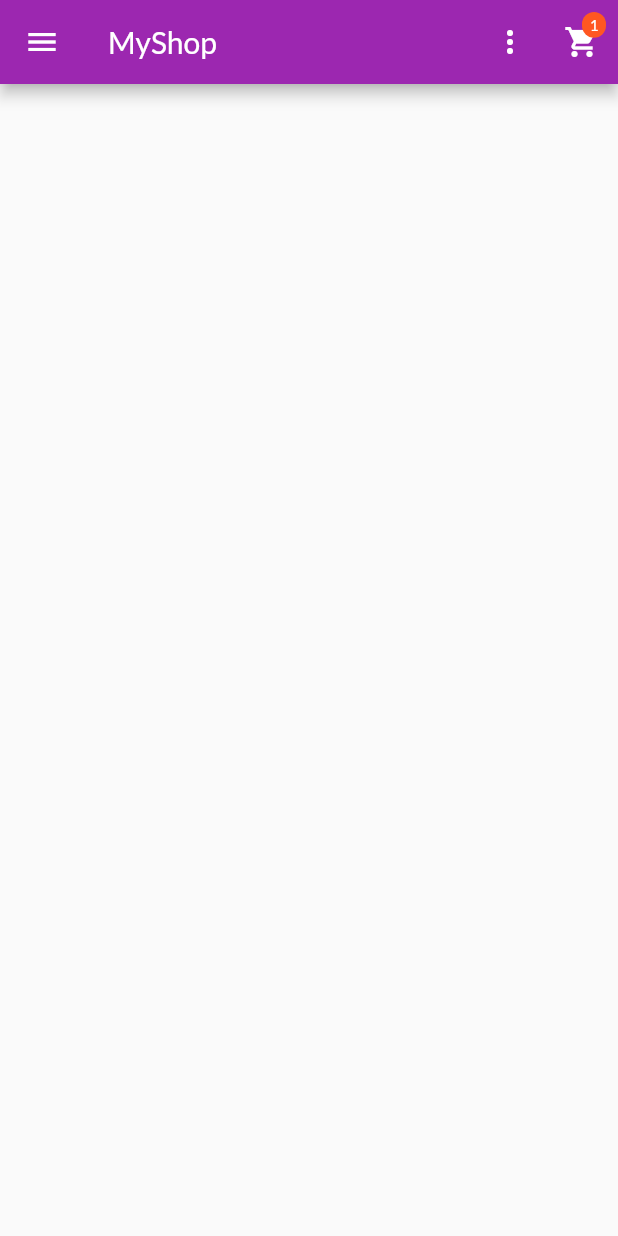
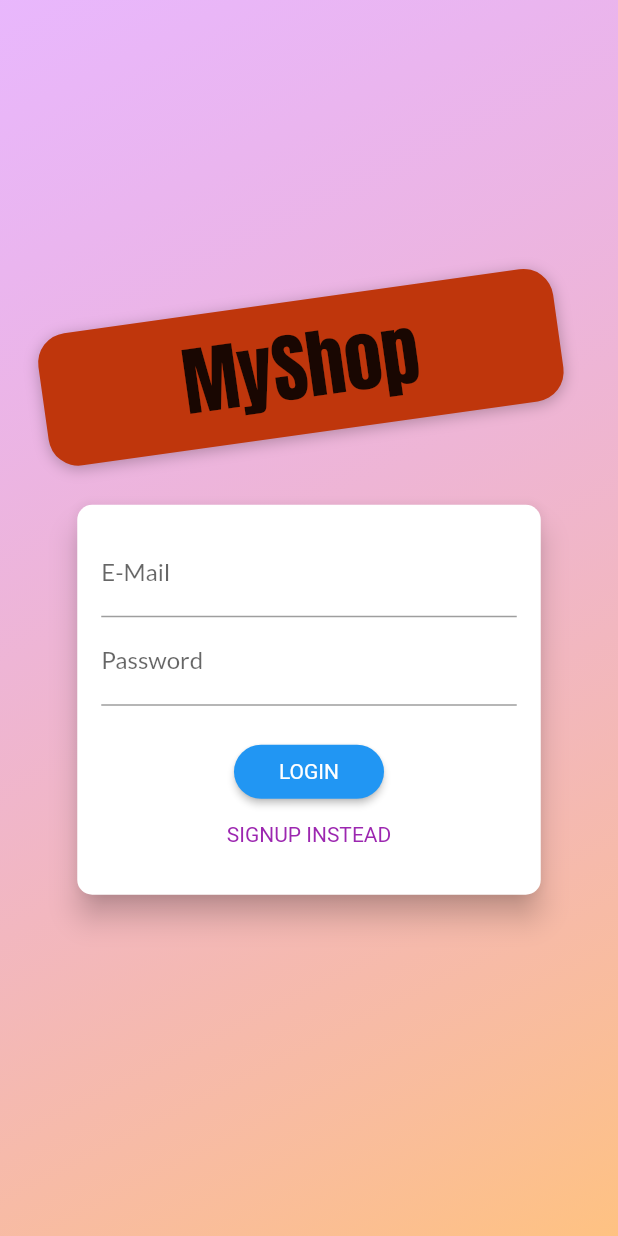
Before and after one commit to b1909973/THPTUDLab1, a Flutter app: the screen it shows after launch, on a phone screen of 412 x 824 dp. Run offline on Flutter 3.47's test engine with Material 2 defaults, Android fonts, the phone set to English and light mode, and no system bars; our stand-ins replace flutter_dotenv, shared_preferences.

```diff
--- a/lib/main.dart
+++ b/lib/main.dart
@@ -1,4 +1,6 @@
 import 'package:flutter/material.dart';
+import 'package:flutter_dotenv/flutter_dotenv.dart';
+import 'package:myshop/ui/auth/auth_screen.dart';
 import 'package:myshop/ui/cart/cart_manager.dart';
 import 'package:myshop/ui/orders/order_manager.dart';
 import 'package:provider/provider.dart';
@@ -9,7 +11,11 @@ import 'ui/products/user_products_screen.dart';
 import 'ui/cart/cart_screen.dart';
 import 'ui/orders/orders_screen.dart';
 import 'ui/products/edit_product_screen.dart';
-void main() {
+import 'ui/screens.dart';
+Future<void> main() async {
+
+  await dotenv.load();
+
   runApp(const MyApp());
 }
 
@@ -23,12 +29,17 @@ class MyApp extends StatelessWidget {
 
       providers: [
           ChangeNotifierProvider(
+            create: (context) =>AuthManager()
+            ),
+          ChangeNotifierProvider(
           create: (ctx) => ProductsManager(),
           ),
           ChangeNotifierProvider(create: (ctx)=>CartManager()),
           ChangeNotifierProvider(create: (ctx)=>OrdersManager())
       ],
-      child: MaterialApp(
+      child: Consumer<AuthManager>(
+        builder: (context,authManager,child) {
+          return MaterialApp(
           title: 'My Shop',
           debugShowCheckedModeBanner: false,
           theme: ThemeData(
@@ -39,7 +50,12 @@ class MyApp extends StatelessWidget {
                   secondary: Colors.deepOrange
                 ),
           ),
-     home: const ProductsOverviewScreen(),
+     home: authManager.isAuth ?  const ProductsOverviewScreen() :FutureBuilder(
+      future:authManager.tryAutoLogin(),
+      builder:(context, snapshot) {
+            return snapshot.connectionState ==ConnectionState.waiting ? const SplashScreen() :const AuthScreen();
+      }
+     ),
     routes: {
           CartScreen.routeName:
             (ctx) => const CartScreen(),
@@ -74,6 +90,8 @@ productId != null
 return null;
 
 },
+);
+        }
       )
 
       ,
--- /dev/null
+++ b/lib/models/auth_token.dart
@@ -0,0 +1,48 @@
+class AuthToken {
+  final String _token;
+  final String _userId;
+  final DateTime _expiryDate;
+
+  AuthToken({
+    token,
+    userId,
+    expiryDate,
+  })  : _token = token,
+        _userId = userId,
+        _expiryDate = expiryDate;
+
+  bool get isValid {
+    return token != null;
+  }
+
+  String? get token {
+    if (_expiryDate.isAfter(DateTime.now())) {
+      return _token;
+    }
+    return null;
+  }
+
+  String get userId {
+    return _userId;
+  }
+
+  DateTime get expiryDate {
+    return _expiryDate;
+  }
+
+  Map<String, dynamic> toJson() {
+    return {
+      'authToken': _token,
+      'userId': _userId,
+      'expiryDate': _expiryDate.toIso8601String(),
+    };
+  }
+
+  static AuthToken fromJson(Map<String, dynamic> json) {
+    return AuthToken(
+      token: json['authToken'],
+      userId: json['userId'],
+      expiryDate: DateTime.parse(json['expiryDate']),
+    );
+  }
+}
--- /dev/null
+++ b/lib/models/http_exception.dart
@@ -0,0 +1,30 @@
+class HttpException implements Exception {
+  final String message;
+
+  HttpException(this.message);
+
+  HttpException.firebase(String code)
+      : message = _translateFirebaseErrorCode(code);
+
+  static String _translateFirebaseErrorCode(code) {
+    switch (code) {
+      case 'EMAIL_EXISTS':
+        return 'This email address is already in use';
+      case 'INVALID_EMAIL':
+        return 'This is not a valid email address';
+      case 'WEAK_PASSWORD':
+        return 'This password is too weak';
+      case 'EMAIL_NOT_FOUND':
+        return 'Could not find a user with that email';
+      case 'INVALID_PASSWORD':
+        return 'Invalid password';
+      default:
+        return code;
+    }
+  }
+
+  @override
+  String toString() {
+    return message;
+  }
+}
--- /dev/null
+++ b/lib/ui/auth/app_banner.dart
@@ -0,0 +1,41 @@
+import 'dart:math';
+
+import 'package:flutter/material.dart';
+
+class AppBanner extends StatelessWidget {
+  const AppBanner({
+    Key? key,
+  }) : super(key: key);
+
+  @override
+  Widget build(BuildContext context) {
+    return Container(
+      margin: const EdgeInsets.only(bottom: 20.0),
+      padding: const EdgeInsets.symmetric(
+        vertical: 8.0,
+        horizontal: 94.0,
+      ),
+      transform: Matrix4.rotationZ(-8 * pi / 180)..translate(-10.0),
+      decoration: BoxDecoration(
+        borderRadius: BorderRadius.circular(20),
+        color: Colors.deepOrange.shade900,
+        boxShadow: const [
+          BoxShadow(
+            blurRadius: 8,
+            color: Colors.black26,
+            offset: Offset(0, 2),
+          )
+        ],
+      ),
+      child: Text(
+        'MyShop',
+        style: TextStyle(
+          color: Theme.of(context).textTheme.headline6?.color,
+          fontSize: 50,
+          fontFamily: 'Anton',
+          fontWeight: FontWeight.normal,
+        ),
+      ),
+    );
+  }
+}
--- /dev/null
+++ b/lib/ui/auth/auth_card.dart
@@ -0,0 +1,200 @@
+import 'package:flutter/material.dart';
+import 'package:provider/provider.dart';
+
+import '../../models/http_exception.dart';
+import '../shared/dialog_utils.dart';
+
+import 'auth_manager.dart';
+
+enum AuthMode { signup, login }
+
+class AuthCard extends StatefulWidget {
+  const AuthCard({
+    super.key,
+  });
+
+  @override
+  State<AuthCard> createState() => _AuthCardState();
+}
+
+class _AuthCardState extends State<AuthCard> {
+  final GlobalKey<FormState> _formKey = GlobalKey();
+  AuthMode _authMode = AuthMode.login;
+  final Map<String, String> _authData = {
+    'email': '',
+    'password': '',
+  };
+  final _isSubmitting = ValueNotifier<bool>(false);
+  final _passwordController = TextEditingController();
+
+  Future<void> _submit() async {
+    if (!_formKey.currentState!.validate()) {
+      return;
+    }
+    _formKey.currentState!.save();
+
+    _isSubmitting.value = true;
+
+    try {
+      if (_authMode == AuthMode.login) {
+        // Log user in
+        await context.read<AuthManager>().login(
+              _authData['email']!,
+              _authData['password']!,
+            );
+      } else {
+        // Sign user up
+        await context.read<AuthManager>().signup(
+              _authData['email']!,
+              _authData['password']!,
+            );
+      }
+    } catch (error) {
+
+  // showErrorDialog(
+  //         context,
+  //         (error is HttpException)
+  //             ? error.toString()
+  //             : 'Authentication failed');
+
+    }
+
+    _isSubmitting.value = false;
+  }
+
+  void _switchAuthMode() {
+    if (_authMode == AuthMode.login) {
+      setState(() {
+        _authMode = AuthMode.signup;
+      });
+    } else {
+      setState(() {
+        _authMode = AuthMode.login;
+      });
+    }
+  }
+
+  @override
+  Widget build(BuildContext context) {
+    final deviceSize = MediaQuery.of(context).size;
+    return Card(
+      shape: RoundedRectangleBorder(
+        borderRadius: BorderRadius.circular(10.0),
+      ),
+      elevation: 8.0,
+      child: Container(
+        height: _authMode == AuthMode.signup ? 320 : 260,
+        constraints:
+            BoxConstraints(minHeight: _authMode == AuthMode.signup ? 320 : 260),
+        width: deviceSize.width * 0.75,
+        padding: const EdgeInsets.all(16.0),
+        child: Form(
+          key: _formKey,
+          child: SingleChildScrollView(
+            child: Column(
+              children: <Widget>[
+                _buildEmailField(),
+                _buildPasswordField(),
+                if (_authMode == AuthMode.signup) _buildPasswordConfirmField(),
+                const SizedBox(
+                  height: 20,
+                ),
+                ValueListenableBuilder<bool>(
+                  valueListenable: _isSubmitting,
+                  builder: (context, isSubmitting, child) {
+                    if (isSubmitting) {
+                      return const CircularProgressIndicator();
+                    }
+                    return _buildSubmitButton();
+                  },
+                ),
+                _buildAuthModeSwitchButton(),
+              ],
+            ),
+          ),
+        ),
+      ),
+    );
+  }
+
+  Widget _buildAuthModeSwitchButton() {
+    return TextButton(
+      onPressed: _switchAuthMode,
+      style: TextButton.styleFrom(
+        padding: const EdgeInsets.symmetric(horizontal: 30.0, vertical: 4),
+        tapTargetSize: MaterialTapTargetSize.shrinkWrap,
+        textStyle: TextStyle(
+          color: Theme.of(context).primaryColor,
+        ),
+      ),
+      child:
+          Text('${_authMode == AuthMode.login ? 'SIGNUP' : 'LOGIN'} INSTEAD'),
+    );
+  }
+
+  Widget _buildSubmitButton() {
+    return ElevatedButton(
+      onPressed: _submit,
+      style: ElevatedButton.styleFrom(
+        shape: RoundedRectangleBorder(
+          borderRadius: BorderRadius.circular(30),
+        ),
+        backgroundColor: Theme.of(context).primaryColor,
+        padding: const EdgeInsets.symmetric(horizontal: 30.0, vertical: 8.0),
+        textStyle: TextStyle(
+          color: Theme.of(context).primaryTextTheme.headline6?.color,
+        ),
+      ),
+      child: Text(_authMode == AuthMode.login ? 'LOGIN' : 'SIGN UP'),
+    );
+  }
+
+  Widget _buildPasswordConfirmField() {
+    return TextFormField(
+      enabled: _authMode == AuthMode.signup,
+      decoration: const InputDecoration(labelText: 'Confirm Password'),
+      obscureText: true,
+      validator: _authMode == AuthMode.signup
+          ? (value) {
+              if (value != _passwordController.text) {
+                return 'Passwords do not match!';
+              }
+              return null;
+            }
+          : null,
+    );
+  }
+
+  Widget _buildPasswordField() {
+    return TextFormField(
+      decoration: const InputDecoration(labelText: 'Password'),
+      obscureText: true,
+      controller: _passwordController,
+      validator: (value) {
+        if (value == null || value.length < 5) {
+          return 'Password is too short!';
+        }
+        return null;
+      },
+      onSaved: (value) {
+        _authData['password'] = value!;
+      },
+    );
+  }
+
+  Widget _buildEmailField() {
+    return TextFormField(
+      decoration: const InputDecoration(labelText: 'E-Mail'),
+      keyboardType: TextInputType.emailAddress,
+      validator: (value) {
+        if (value!.isEmpty || !value.contains('@')) {
+          return 'Invalid email!';
+        }
+        return null;
+      },
+      onSaved: (value) {
+        _authData['email'] = value!;
+      },
+    );
+  }
+}
--- /dev/null
+++ b/lib/ui/auth/auth_manager.dart
@@ -0,0 +1,64 @@
+import 'dart:async';
+
+import 'package:flutter/foundation.dart';
+
+import '../../models/auth_token.dart';
+import '../../services/auth_service.dart';
+
+class AuthManager with ChangeNotifier {
+  AuthToken? _authToken;
+  Timer? _authTimer;
+
+  final AuthService _authService = AuthService();
+
+  bool get isAuth {
+    return authToken != null && authToken!.isValid;
+  }
+
+  AuthToken? get authToken {
+    return _authToken;
+  }
+
+  void _setAuthToken(AuthToken token) {
+    _authToken = token;
+    _autoLogout();
+    notifyListeners();
+  }
+
+  Future<void> signup(String email, String password) async {
+    _setAuthToken(await _authService.signup(email, password));
+  }
+
+  Future<void> login(String email, String password) async {
+    _setAuthToken(await _authService.login(email, password));
+  }
+
+  Future<bool> tryAutoLogin() async {
+    final savedToken = await _authService.loadSavedAuthToken();
+    if (savedToken == null) {
+      return false;
+    }
+
+    _setAuthToken(savedToken);
+    return true;
+  }
+
+  Future<void> logout() async {
+    _authToken = null;
+    if (_authTimer != null) {
+      _authTimer!.cancel();
+      _authTimer = null;
+    }
+    notifyListeners();
+    _authService.clearSavedAuthToken();
+  }
+
+  void _autoLogout() {
+    if (_authTimer != null) {
+      _authTimer!.cancel();
+    }
+    final timeToExpiry =
+        _authToken!.expiryDate.difference(DateTime.now()).inSeconds;
+    _authTimer = Timer(Duration(seconds: timeToExpiry), logout);
+  }
+}
--- /dev/null
+++ b/lib/ui/auth/auth_screen.dart
@@ -0,0 +1,54 @@
+import 'package:flutter/material.dart';
+
+import 'auth_card.dart';
+import 'app_banner.dart';
+
+class AuthScreen extends StatelessWidget {
+  static const routeName = '/auth';
+
+  const AuthScreen({super.key});
+
+  @override
+  Widget build(BuildContext context) {
+    final deviceSize = MediaQuery.of(context).size;
+    return Scaffold(
+      // resizeToAvoidBottomInset: false,
+      body: Stack(
+        children: <Widget>[
+          Container(
+            decoration: BoxDecoration(
+              gradient: LinearGradient(
+                colors: [
+                  const Color.fromRGBO(215, 117, 255, 1).withOpacity(0.5),
+                  const Color.fromRGBO(255, 188, 117, 1).withOpacity(0.9),
+                ],
+                begin: Alignment.topLeft,
+                end: Alignment.bottomRight,
+                stops: const [0, 1],
+              ),
+            ),
+          ),
+          SingleChildScrollView(
+            child: SizedBox(
+              height: deviceSize.height,
+              width: deviceSize.width,
+              child: Column(
+                mainAxisAlignment: MainAxisAlignment.center,
+                crossAxisAlignment: CrossAxisAlignment.center,
+                children: <Widget>[
+                  const Flexible(
+                    child: AppBanner(),
+                  ),
+                  Flexible(
+                    flex: deviceSize.width > 600 ? 2 : 1,
+                    child: const AuthCard(),
+                  ),
+                ],
+              ),
+            ),
+          ),
+        ],
+      ),
+    );
+  }
+}
--- a/lib/ui/products/products_manager.dart
+++ b/lib/ui/products/products_manager.dart
@@ -7,40 +7,40 @@ import '../../models/product.dart';
 
 class ProductsManager with ChangeNotifier{
     final List<Product> _items = [
-    // Product(
-    //   id: 'p1',
-    //   title: 'Red Shirt',
-    //   description: 'A red shirt - it is pretty red!',
-    //   price: 29.99,
-    //   imageUrl:
-    //       'https://cdn.pixabay.com/photo/2016/10/02/22/17/red-t-shirt-1710578_1280.jpg',
-    //   isFavorite: true,
-    // ),
-    // Product(
-    //   id: 'p2',
-    //   title: 'Trousers',
-    //   description: 'A nice pair of trousers.',
-    //   price: 59.99,
-    //   imageUrl:
-    //       'https://upload.wikimedia.org/wikipedia/commons/thumb/e/e8/Trousers%2C_dress_%28AM_1960.022-8%29.jpg/512px-Trousers%2C_dress_%28AM_1960.022-8%29.jpg',
-    // ),
-    // Product(
-    //   id: 'p3',
-    //   title: 'Yellow Scarf',
-    //   description: 'Warm and cozy - exactly what you need for the winter.',
-    //   price: 19.99,
-    //   imageUrl:
-    //       'https://live.staticflickr.com/4043/4438260868_cc79b3369d_z.jpg',
-    // ),
-    // Product(
-    //   id: 'p4',
-    //   title: 'A Pan',
-    //   description: 'Prepare any meal you want.',
-    //   price: 49.99,
-    //   imageUrl:
-    //       'https://upload.wikimedia.org/wikipedia/commons/thumb/1/14/Cast-Iron-Pan.jpg/1024px-Cast-Iron-Pan.jpg',
-    //   isFavorite: true,
-    // ),
+    Product(
+      id: 'p1',
+      title: 'Red Shirt',
+      description: 'A red shirt - it is pretty red!',
+      price: 29.99,
+      imageUrl:
+          'https://cdn.pixabay.com/photo/2016/10/02/22/17/red-t-shirt-1710578_1280.jpg',
+      isFavorite: true,
+    ),
+    Product(
+      id: 'p2',
+      title: 'Trousers',
+      description: 'A nice pair of trousers.',
+      price: 59.99,
+      imageUrl:
+          'https://upload.wikimedia.org/wikipedia/commons/thumb/e/e8/Trousers%2C_dress_%28AM_1960.022-8%29.jpg/512px-Trousers%2C_dress_%28AM_1960.022-8%29.jpg',
+    ),
+    Product(
+      id: 'p3',
+      title: 'Yellow Scarf',
+      description: 'Warm and cozy - exactly what you need for the winter.',
+      price: 19.99,
+      imageUrl:
+          'https://live.staticflickr.com/4043/4438260868_cc79b3369d_z.jpg',
+    ),
+    Product(
+      id: 'p4',
+      title: 'A Pan',
+      description: 'Prepare any meal you want.',
+      price: 49.99,
+      imageUrl:
+          'https://upload.wikimedia.org/wikipedia/commons/thumb/1/14/Cast-Iron-Pan.jpg/1024px-Cast-Iron-Pan.jpg',
+      isFavorite: true,
+    ),
   ];
   int get itemCount {
       return _items.length;
--- a/lib/ui/products/user_product_list_tile.dart
+++ b/lib/ui/products/user_product_list_tile.dart
@@ -70,4 +70,8 @@ color: Theme.of(context).primaryColor,
 );
 }
 
+
+
+
+
 }
--- a/lib/ui/screens.dart
+++ b/lib/ui/screens.dart
@@ -9,3 +9,7 @@ export 'cart/cart_screen.dart';
 export 'cart/cart_manager.dart';
 
 export'products/edit_product_screen.dart';
+
+export 'auth/auth_manager.dart';
+export 'auth/auth_manager.dart';
+export 'splash_screen.dart';
--- a/pubspec.yaml
+++ b/pubspec.yaml
@@ -33,6 +33,9 @@ dependencies:
     sdk: flutter
   intl: ^0.17.0
   provider: ^6.0.3
+  flutter_dotenv: ^5.0.2
+  http: ^0.13.5
+  shared_preferences: ^2.0.15
 
   # The following adds the Cupertino Icons font to your application.
   # Use with the CupertinoIcons class for iOS style icons.
@@ -59,7 +62,10 @@ flutter:
   # included with your application, so that you can use the icons in
   # the material Icons class.
   uses-material-design: true
+  assets:
+    - .env
   fonts:
+
     - family: Lato
       fonts:
         - asset: assets/fonts/Lato-Regular.ttf
```
Also changed, not shown: lib/services/auth_service.dart (added, +98 -0 lines), lib/ui/shared/app_drawer.dart (+15 -2 lines), lib/ui/splash_screen.dart (added, +14 -0 lines), pubspec.lock, 1 other file. Lines whose indentation alone changed are shown as unchanged.
